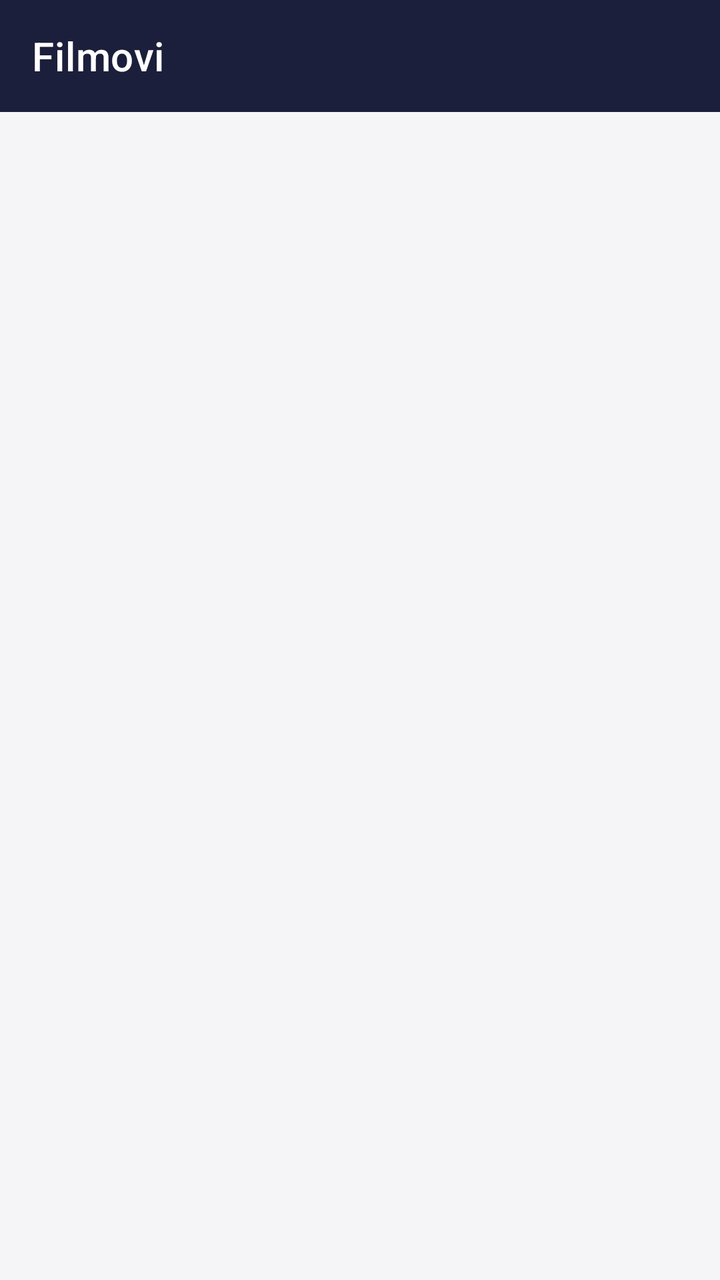
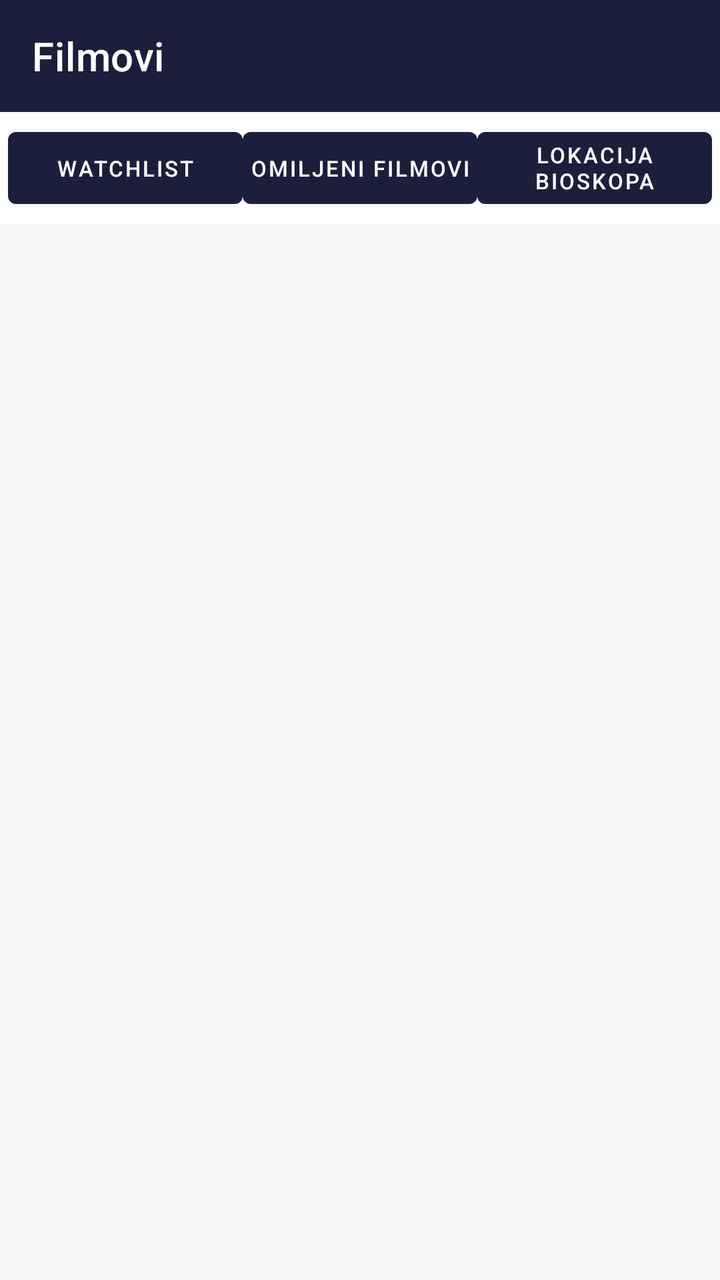

An Android layout rendered at two revisions. The XML below is the earlier revision; the diff shows what the commit changed to produce the second picture.
<!-- AndroidManifest.xml: application theme Theme.CineBook -->
<!-- res/layout/activity_main.xml -->
<?xml version="1.0" encoding="utf-8"?>
<LinearLayout xmlns:android="http://schemas.android.com/apk/res/android"
    xmlns:app="http://schemas.android.com/apk/res-auto"
    android:fitsSystemWindows="true"
    android:layout_width="match_parent"
    android:layout_height="match_parent"
    android:orientation="vertical">

    <com.google.android.material.appbar.MaterialToolbar
        android:id="@+id/toolbar"
        android:layout_width="match_parent"
        android:layout_height="?attr/actionBarSize"
        android:background="@color/primary"
        android:theme="@style/ThemeOverlay.MaterialComponents.Dark.ActionBar"
        app:popupTheme="@style/ThemeOverlay.MaterialComponents.Light"
        app:titleTextColor="@color/white"
        app:title="@string/movies" />

    <FrameLayout
        android:id="@+id/list_container"
        android:layout_width="match_parent"
        android:layout_height="0dp"
        android:layout_weight="1" />

</LinearLayout>
<!-- resources referenced by this layout -->
<resources>
  <color name="primary">#1B1F3B</color>
  <color name="white">#FFFFFF</color>
  <string name="movies">Filmovi</string>
  <style name="Theme.CineBook" parent="Theme.MaterialComponents.DayNight.NoActionBar">
          <item name="colorPrimary">@color/primary</item>
          <item name="colorPrimaryDark">@color/primary_dark</item>
          <item name="colorAccent">@color/accent</item>
          <item name="android:windowBackground">@color/background</item>
      </style>
  <color name="primary_dark">#10132A</color>
  <color name="accent">#E63946</color>
  <color name="background">#F5F5F7</color>
</resources>

<!-- the commit's change to res/layout/activity_main.xml (unified diff, before → after) -->
@@ -16,6 +16,48 @@
         app:titleTextColor="@color/white"
         app:title="@string/movies" />
 
+    <LinearLayout
+        android:layout_width="match_parent"
+        android:layout_height="wrap_content"
+        android:orientation="horizontal"
+        android:padding="4dp"
+        android:gravity="center"
+        android:background="@color/white">
+        <com.google.android.material.button.MaterialButton
+            android:id="@+id/quickWatchlist"
+            android:layout_width="0dp"
+            android:layout_height="48dp"
+            android:layout_weight="1"
+            android:text="@string/watchlist"
+            android:textSize="11sp"
+            android:minWidth="0dp"
+            android:minHeight="0dp"
+            android:padding="0dp"
+            app:cornerRadius="4dp" />
+        <com.google.android.material.button.MaterialButton
+            android:id="@+id/quickFavorites"
+            android:layout_width="0dp"
+            android:layout_height="48dp"
+            android:layout_weight="1"
+            android:text="@string/favorites"
+            android:textSize="11sp"
+            android:minWidth="0dp"
+            android:minHeight="0dp"
+            android:padding="0dp"
+            app:cornerRadius="4dp" />
+        <com.google.android.material.button.MaterialButton
+            android:id="@+id/quickMap"
+            android:layout_width="0dp"
+            android:layout_height="48dp"
+            android:layout_weight="1"
+            android:text="@string/cinema_location"
+            android:textSize="11sp"
+            android:minWidth="0dp"
+            android:minHeight="0dp"
+            android:padding="0dp"
+            app:cornerRadius="4dp" />
+    </LinearLayout>
+
     <FrameLayout
         android:id="@+id/list_container"
         android:layout_width="match_parent"
<!-- resource entries referenced after the edit -->
@@ -2,7 +2,10 @@
 <resources>
   <color name="primary">#1B1F3B</color>
   <color name="white">#FFFFFF</color>
+  <string name="cinema_location">Lokacija bioskopa</string>
+  <string name="favorites">Omiljeni filmovi</string>
   <string name="movies">Filmovi</string>
+  <string name="watchlist">Watchlist</string>
   <style name="Theme.CineBook" parent="Theme.MaterialComponents.DayNight.NoActionBar">
           <item name="colorPrimary">@color/primary</item>
           <item name="colorPrimaryDark">@color/primary_dark</item>
